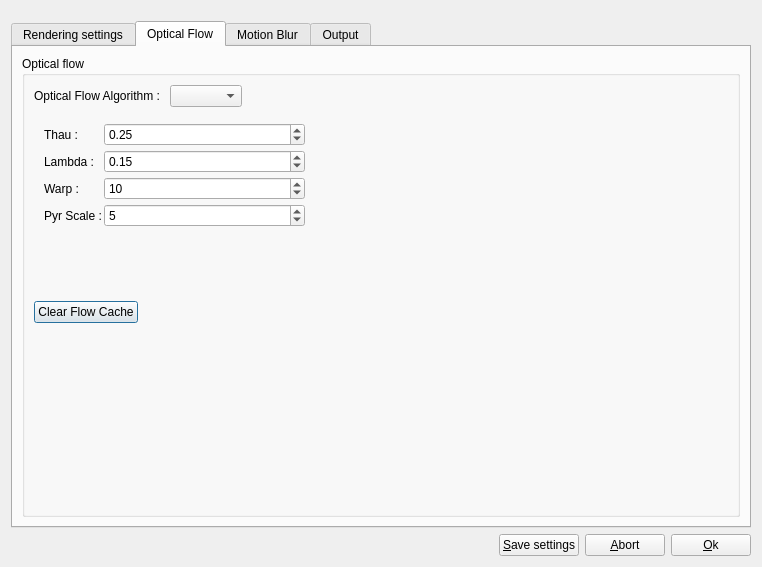
Above: src/slowmoVideo/slowmoUI/dialogues/renderingDialog.ui from slowmoVideo/slowmoVideo before the change. Below: the same form after it.
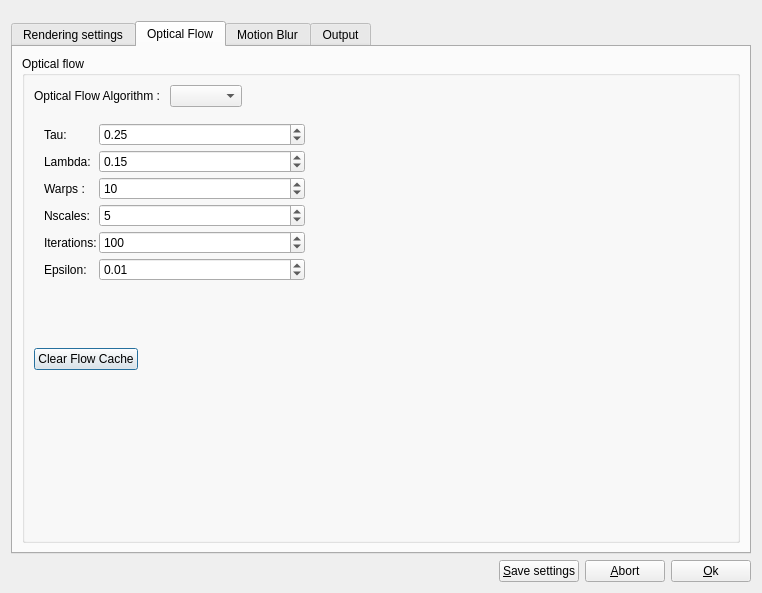
That is the form after the change. The open tabs and pages were chosen to show the change.

```diff
--- a/src/slowmoVideo/slowmoUI/dialogues/renderingDialog.ui
+++ b/src/slowmoVideo/slowmoUI/dialogues/renderingDialog.ui
@@ -7,7 +7,7 @@
     <x>0</x>
     <y>0</y>
     <width>762</width>
-    <height>567</height>
+    <height>593</height>
    </rect>
   </property>
   <property name="windowTitle">
@@ -616,13 +616,19 @@
              </widget>
             </widget>
             <widget class="QWidget" name="pageTVL1">
+             <property name="minimumSize">
+              <size>
+               <width>0</width>
+               <height>229</height>
+              </size>
+             </property>
              <widget class="QWidget" name="layoutWidget">
               <property name="geometry">
                <rect>
                 <x>10</x>
                 <y>10</y>
                 <width>261</width>
-                <height>154</height>
+                <height>218</height>
                </rect>
               </property>
               <layout class="QFormLayout" name="formLayout">
@@ -638,7 +644,7 @@
                <item row="0" column="0">
                 <widget class="QLabel" name="label_18">
                  <property name="text">
-                  <string>Thau :</string>
+                  <string>Tau:</string>
                  </property>
                 </widget>
                </item>
@@ -655,7 +661,7 @@
                <item row="1" column="0">
                 <widget class="QLabel" name="label_19">
                  <property name="text">
-                  <string>Lambda :</string>
+                  <string>Lambda:</string>
                  </property>
                 </widget>
                </item>
@@ -672,7 +678,7 @@
                <item row="2" column="0">
                 <widget class="QLabel" name="label_20">
                  <property name="text">
-                  <string>Warp :</string>
+                  <string>Warps :</string>
                  </property>
                 </widget>
                </item>
@@ -689,7 +695,7 @@
                <item row="3" column="0">
                 <widget class="QLabel" name="label_21">
                  <property name="text">
-                  <string>Pyr Scale :</string>
+                  <string>Nscales:</string>
                  </property>
                 </widget>
                </item>
@@ -703,6 +709,43 @@
                  </property>
                 </widget>
                </item>
+               <item row="5" column="1">
+                <widget class="QDoubleSpinBox" name="TVLiterations">
+                 <property name="decimals">
+                  <number>0</number>
+                 </property>
+                 <property name="maximum">
+                  <double>400.000000000000000</double>
+                 </property>
+                 <property name="value">
+                  <double>100.000000000000000</double>
+                 </property>
+                </widget>
+               </item>
+               <item row="5" column="0">
+                <widget class="QLabel" name="iteration_label">
+                 <property name="text">
+                  <string>Iterations:</string>
+                 </property>
+                </widget>
+               </item>
+               <item row="6" column="0">
+                <widget class="QLabel" name="epsilonLabel">
+                 <property name="text">
+                  <string>Epsilon:</string>
+                 </property>
+                </widget>
+               </item>
+               <item row="6" column="1">
+                <widget class="QDoubleSpinBox" name="TVLepsilon">
+                 <property name="singleStep">
+                  <double>0.010000000000000</double>
+                 </property>
+                 <property name="value">
+                  <double>0.010000000000000</double>
+                 </property>
+                </widget>
+               </item>
               </layout>
              </widget>
             </widget>
```
Left out of the diff: 32 changed lines with no effect on the pictures.
